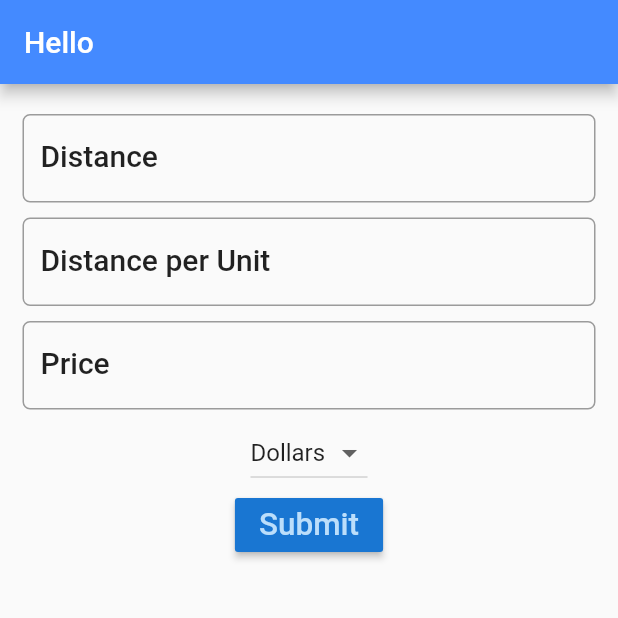
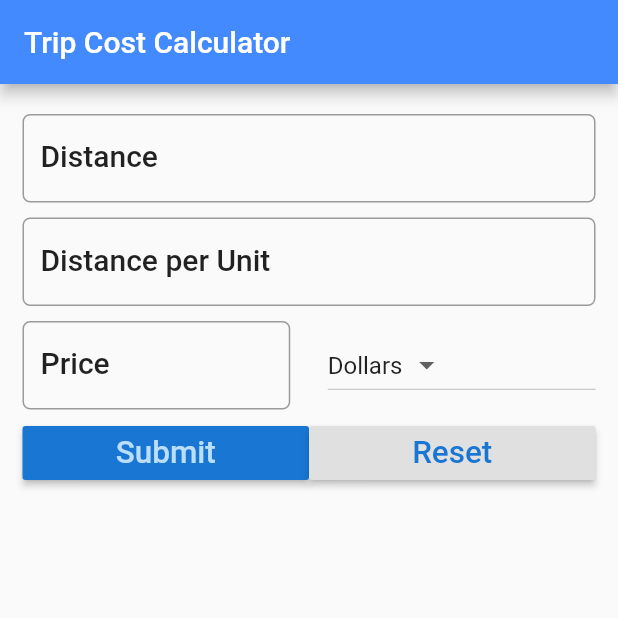
Before and after one commit to Andhrah/trip_cost, a Flutter app: the screen it shows after launch, on a phone screen of 412 x 824 dp, the top half of it. Run offline on Flutter 3.47's test engine with Material 2 defaults, Android fonts, the phone set to English and light mode, and no system bars.

Commit message:
refactor trip cost calculator

```diff
--- a/lib/screens/home.dart
+++ b/lib/screens/home.dart
@@ -24,7 +24,7 @@ class _FuelFormState extends State<FuelForm> {
       TextStyle textStyle = Theme.of(context).textTheme.title;
     return Scaffold(
     appBar: AppBar(
-      title: Text("Hello"),
+      title: Text("Trip Cost Calculator"),
       backgroundColor: Colors.blueAccent,
     ),
     body: Container(
@@ -79,7 +79,10 @@ class _FuelFormState extends State<FuelForm> {
             padding: EdgeInsets.only(top: _formDistance,
             bottom: _formDistance
             ),
-            child:TextField(
+            child: Row(
+              children: <Widget>[
+                Expanded(
+                  child: TextField(
                     controller: priceController,
                     decoration: InputDecoration(
                       labelText: 'Price',
@@ -97,7 +100,9 @@ class _FuelFormState extends State<FuelForm> {
                     // },
                   ),
                 ),
-          DropdownButton<String>(
+                Container(width: _formDistance * 5),
+                Expanded(
+                  child: DropdownButton<String>(
                     items: _currencies.map((String value){
                       return DropdownMenuItem<String> (
                         value: value,
@@ -109,7 +114,14 @@ class _FuelFormState extends State<FuelForm> {
                       _onDropdownChanged(value);
                     },
                   ),
-            RaisedButton(
+                )
+            ],)
+          ),
+
+          Row(
+            children: <Widget>[
+              Expanded(
+                child: RaisedButton(
                   color: Theme.of(context).primaryColorDark,
                   textColor: Theme.of(context).primaryColorLight,
                   onPressed: () {
@@ -121,6 +133,25 @@ class _FuelFormState extends State<FuelForm> {
                     'Submit',
                     textScaleFactor: 1.5,
                   ),
+                ),
+              ),
+
+              Expanded(
+                child: RaisedButton(
+                  color: Theme.of(context).buttonColor,
+                  textColor: Theme.of(context).primaryColorDark,
+                  onPressed: () {
+                    setState(() {
+                      _reset();
+                    });
+                  },
+                  child: Text(
+                    'Reset',
+                    textScaleFactor: 1.5,
+                  ),
+                ),
+              ),
+            ],
           ),
           Text(result),
         ],
@@ -143,4 +174,13 @@ class _FuelFormState extends State<FuelForm> {
     String _result = 'The total cost of your trip is ' + _totalCost.toStringAsFixed(2) + ' ' + _currency;
     return _result;
   }
+
+  void _reset() {
+    distanceController.text = '';
+    avgController.text = '';
+    priceController.text = '';
+    setState(() {
+      result = '';
+    });
   }
+}
```
Lines whose indentation alone changed are shown as unchanged.
